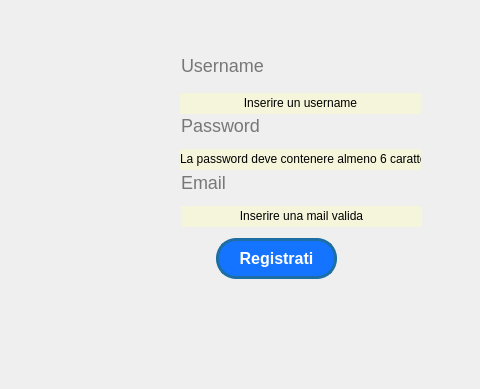
Before: the Qt Designer form ClientModule/startwindow.ui in giovannic96/Real-time-collaborative-text-editor, drawn with Qt 5; both pictures show x 620 to 1100 and y 252 to 641 of the 1100 by 641 pixel window.
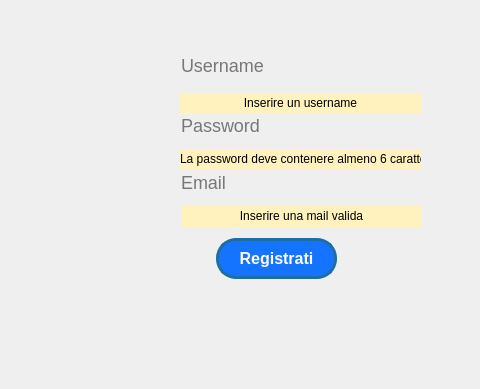
After: the same form once the commit is applied. The open tabs and pages were chosen to show the change. Icons and pictures are not drawn.

```diff
--- a/ClientModule/startwindow.ui
+++ b/ClientModule/startwindow.ui
@@ -410,7 +410,7 @@
        </rect>
       </property>
       <property name="styleSheet">
-       <string notr="true">background: #F5F5Dc</string>
+       <string notr="true">background: #FFF2BF</string>
       </property>
       <property name="text">
        <string>&lt;html&gt;&lt;head/&gt;&lt;body&gt;&lt;p align=&quot;center&quot;&gt;La password deve contenere almeno 6 caratteri&lt;/p&gt;&lt;/body&gt;&lt;/html&gt;</string>
@@ -426,7 +426,7 @@
        </rect>
       </property>
       <property name="styleSheet">
-       <string notr="true">background: #F5F5Dc</string>
+       <string notr="true">background: #FFF2BF</string>
       </property>
       <property name="text">
        <string>&lt;html&gt;&lt;head/&gt;&lt;body&gt;&lt;p align=&quot;center&quot;&gt;Inserire un username&lt;/p&gt;&lt;/body&gt;&lt;/html&gt;</string>
@@ -442,7 +442,7 @@
        </rect>
       </property>
       <property name="styleSheet">
-       <string notr="true">background: #F5F5Dc</string>
+       <string notr="true">background: #FFF2BF</string>
       </property>
       <property name="text">
        <string>&lt;html&gt;&lt;head/&gt;&lt;body&gt;&lt;p align=&quot;center&quot;&gt;Inserire una mail valida&lt;/p&gt;&lt;/body&gt;&lt;/html&gt;</string>
```
Left out of the diff: 2 changed lines with no effect on the pictures.
